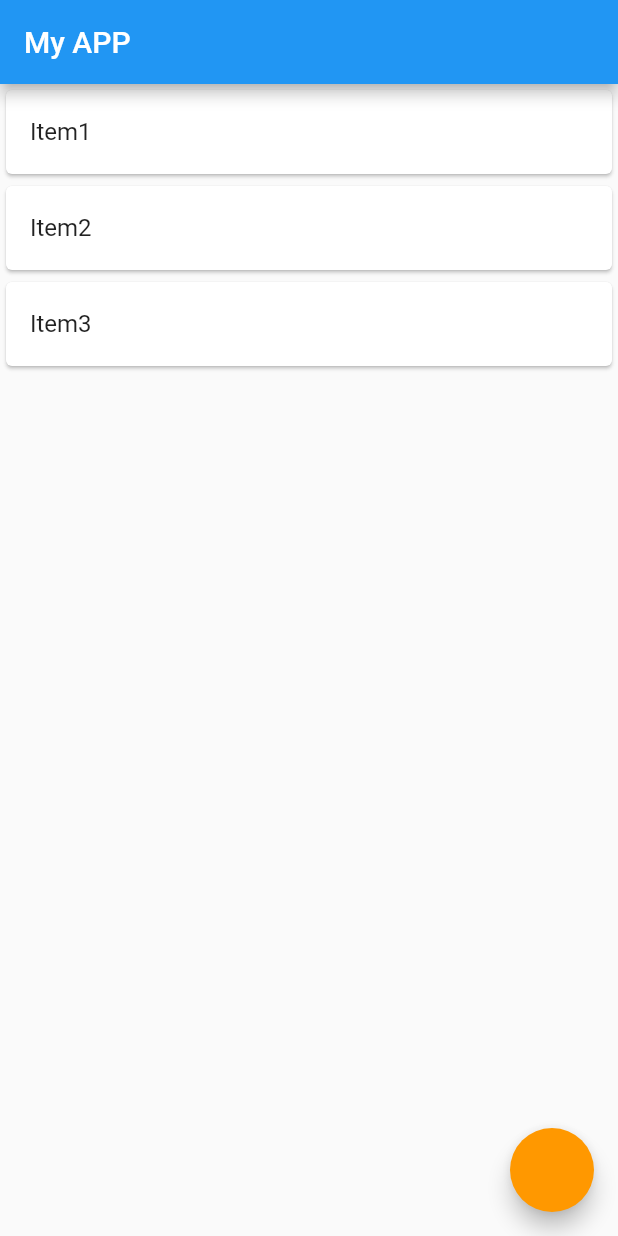
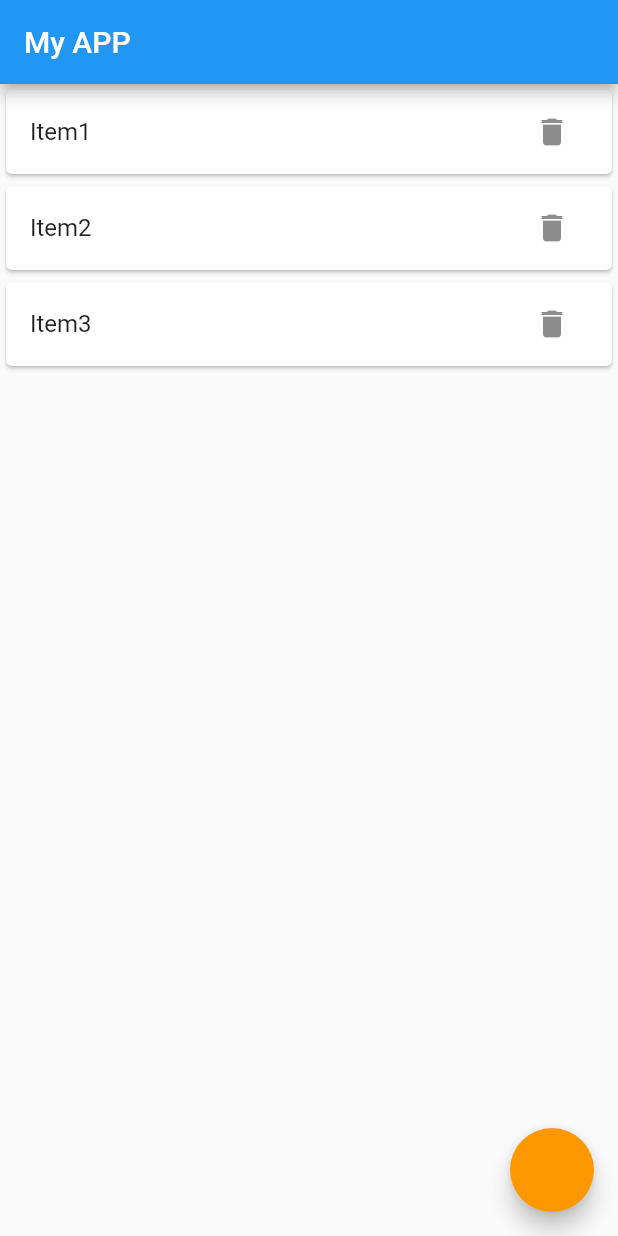
Before and after one commit to LionnelT/flutter-todo-app, a Flutter app: the screen it shows after launch, on a phone screen of 412 x 824 dp. Run offline on Flutter 3.47's test engine with Material 2 defaults, Android fonts, the phone set to English and light mode, and no system bars.

Commit message:
added delete icon on list elements

```diff
--- a/lib/main.dart
+++ b/lib/main.dart
@@ -63,7 +63,7 @@ class _MyAppState extends State<MyApp> {
                       )
                     ],
                  );
-               }
+                 }
 
                );
            },),
@@ -74,7 +74,11 @@ class _MyAppState extends State<MyApp> {
           key: Key(todos[index]),
           child: Card(
             child: ListTile(
-                title: Text(todos[index]),) ,
+                title: Text(todos[index]),
+                trailing: IconButton(icon: Icon(Icons.delete)
+                , onPressed: () {},
+                ),
+                ) ,
         ));
 
         }),
```
